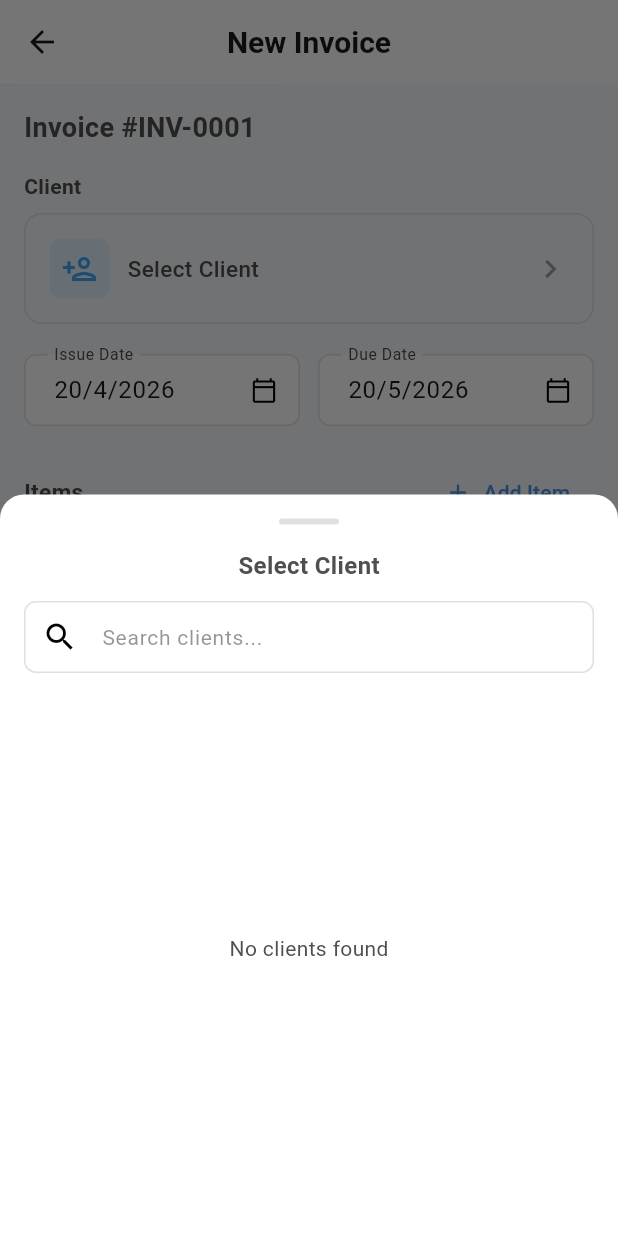
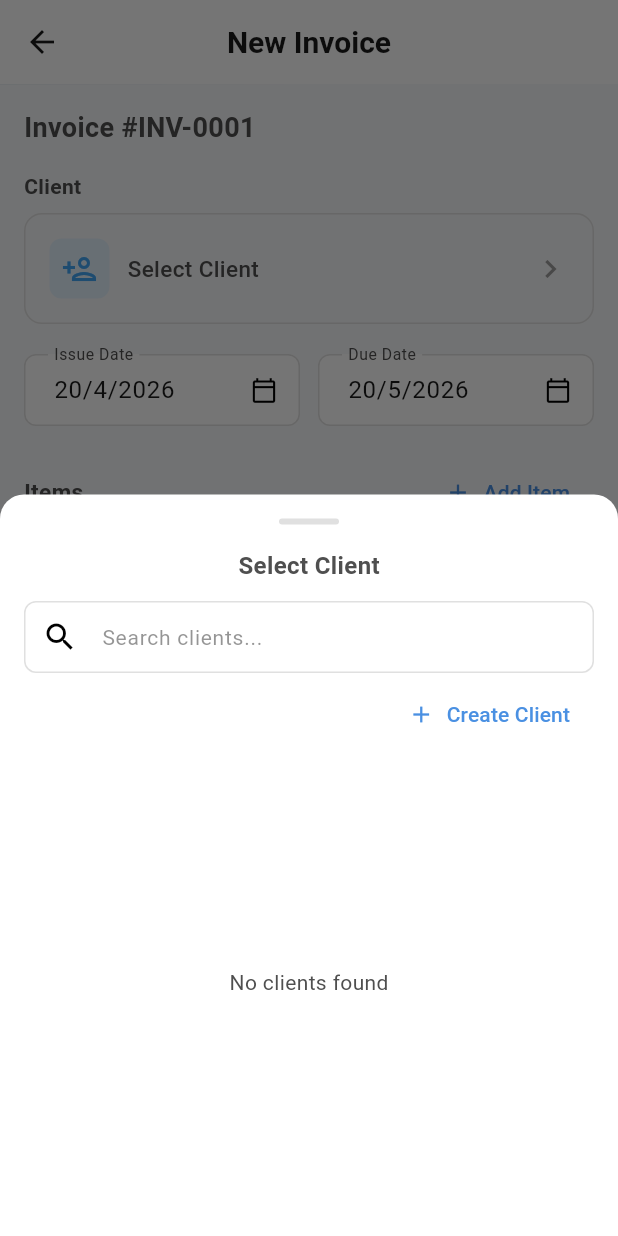
Before and after one commit to AlwaleedAlroomi/invoicely, a Flutter app: the InvoiceFormScreen screen opened directly, after a tap on "Select Client", on a phone screen of 412 x 824 dp. Run offline on Flutter 3.47's test engine with Material 3 defaults, Android fonts, the phone set to English and light mode, and no system bars; our stand-ins replace flutter_riverpod, image_picker, isar, qr_flutter, shared_preferences; missing offline and left inert: gal, mobile_scanner; accounts and stored records are empty; generated files the repository leaves out were written again.

Commit message:
minor UI changes for invoice form & quick client invoice generation

```diff
--- a/lib/features/invoice/view/invoice_form_screen.dart
+++ b/lib/features/invoice/view/invoice_form_screen.dart
@@ -1,5 +1,6 @@
 import 'package:flutter/material.dart';
 import 'package:flutter_riverpod/flutter_riverpod.dart';
+import 'package:invoicely/features/clients/data/client_model.dart';
 import 'package:invoicely/features/invoice/data/invoice_model.dart';
 import 'package:invoicely/features/invoice/providers/invoice_provider.dart';
 import 'package:invoicely/features/invoice/widgets/client_picker.dart';
@@ -8,8 +9,13 @@ import 'package:invoicely/features/invoice/widgets/item_section.dart';
 import 'package:invoicely/features/invoice/widgets/total_summary_widget.dart';
 
 class InvoiceFormScreen extends ConsumerStatefulWidget {
-  final InvoiceModel? initialInvoice; // null = create, not null = edit
-  const InvoiceFormScreen({super.key, this.initialInvoice});
+  final InvoiceModel? initialInvoice;
+  final ClientModel? preSelectedClient;
+  const InvoiceFormScreen({
+    super.key,
+    this.initialInvoice,
+    this.preSelectedClient,
+  });
 
   @override
   ConsumerState<InvoiceFormScreen> createState() => _InvoiceFormScreenState();
@@ -28,6 +34,9 @@ class _InvoiceFormScreenState extends ConsumerState<InvoiceFormScreen> {
         // create mode — generate invoice number
         controller.reset();
         await controller.init();
+        if (widget.preSelectedClient != null) {
+          controller.selectClient(widget.preSelectedClient!);
+        }
       }
     });
   }
--- a/lib/features/invoice/widgets/client_picker.dart
+++ b/lib/features/invoice/widgets/client_picker.dart
@@ -1,7 +1,9 @@
 import 'package:flutter/material.dart';
 import 'package:flutter_riverpod/flutter_riverpod.dart';
+import 'package:invoicely/core/utils/fade_through_route.dart';
 import 'package:invoicely/features/clients/data/client_model.dart';
 import 'package:invoicely/features/clients/providers/client_providers.dart';
+import 'package:invoicely/features/clients/view/client_form_screen.dart';
 import 'package:invoicely/features/invoice/providers/invoice_provider.dart';
 
 class ClientPickerSection extends StatelessWidget {
@@ -122,7 +124,23 @@ class ClientPickerSheetState extends ConsumerState<ClientPickerSheet> {
             ),
             onChanged: (q) => setState(() => _query = q),
           ),
-          const SizedBox(height: 8),
+          const SizedBox(height: 4),
+          Row(
+            mainAxisAlignment: MainAxisAlignment.end,
+            children: [
+              TextButton.icon(
+                onPressed: () async {
+                  await Navigator.of(context).push<ClientModel>(
+                    FadeThroughRoute(page: ClientFormScreen()),
+                  );
+                  ref.invalidate(allClientsProvider);
+                },
+                label: Text('Create Client'),
+                icon: Icon(Icons.add),
+              ),
+            ],
+          ),
+          const SizedBox(height: 2),
           Expanded(
             child: clientsAsync.when(
               data: (clients) {
--- a/lib/features/invoice/widgets/total_summary_widget.dart
+++ b/lib/features/invoice/widgets/total_summary_widget.dart
@@ -26,10 +26,11 @@ class TotalsSummarySection extends ConsumerWidget {
               SizedBox(
                 width: 80,
                 child: TextFormField(
-                  initialValue: state.taxRate.toStringAsFixed(0),
+                  // initialValue: state.taxRate.toStringAsFixed(0),
                   keyboardType: TextInputType.number,
                   textAlign: TextAlign.center,
                   decoration: InputDecoration(
+                    hintText: '0',
                     suffixText: '%',
                     isDense: true,
                     border: OutlineInputBorder(
--- a/lib/main.dart
+++ b/lib/main.dart
@@ -29,7 +29,7 @@ class MyApp extends StatelessWidget {
       title: 'Invoicely',
       theme: AppTheme.lightTheme(),
       darkTheme: AppTheme.darkTheme(),
-      home: const InvoiceListScreen(),
+      home: const ClientListScreen(),
       debugShowCheckedModeBanner: false,
     );
   }
```
Also changed, not shown: lib/features/clients/widgets/header_section.dart (+9 -1 lines), lib/features/invoice/view/invoice_view_screen.dart (+4 -4 lines), lib/features/invoice/widgets/product_picker_sheet.dart (+19 -1 lines).
